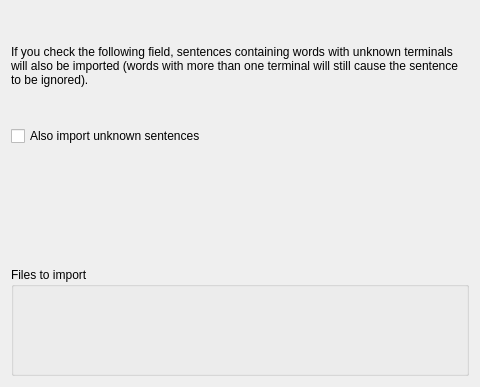
The window that simon/src/simonmodelmanagementui/ImportGrammar/selectfilestoreadpage.ui (KDE/simon) describes before a commit, drawn with Qt 5.
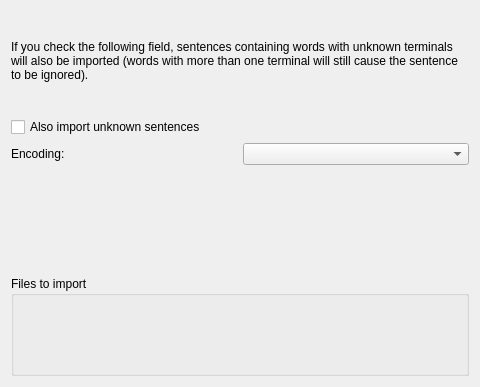
The same window after the commit. Custom widgets are drawn as their Qt base class.

What changed in the file:
```diff
--- a/simon/src/simonmodelmanagementui/ImportGrammar/selectfilestoreadpage.ui
+++ b/simon/src/simonmodelmanagementui/ImportGrammar/selectfilestoreadpage.ui
@@ -31,8 +31,22 @@
     </widget>
    </item>
    <item>
-    <widget class="KUrlRequester" name="urFileToAdd" >
-     <property name="filter" >
+    <layout class="QHBoxLayout" name="horizontalLayout">
+     <item>
+      <widget class="QLabel" name="lbEncoding">
+       <property name="text">
+        <string>Encoding:</string>
+       </property>
+      </widget>
+     </item>
+     <item>
+      <widget class="KComboBox" name="cbEncoding"/>
+     </item>
+    </layout>
+   </item>
+   <item>
+    <widget class="KUrlRequester" name="urFileToAdd">
+     <property name="filter">
       <string>Textfiles *.txt</string>
      </property>
     </widget>
@@ -50,6 +64,11 @@
   </layout>
  </widget>
  <customwidgets>
+  <customwidget>
+   <class>KComboBox</class>
+   <extends>QComboBox</extends>
+   <header>kcombobox.h</header>
+  </customwidget>
   <customwidget>
    <class>KEditListBox</class>
    <extends>QGroupBox</extends>
```
Left out of the diff: 27 changed lines with no effect on the pictures.
